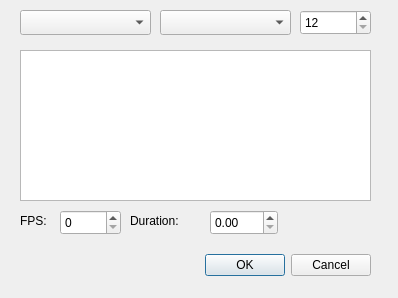
Qt form frameobjectdialog.ui (IENT/YUView) before a commit.
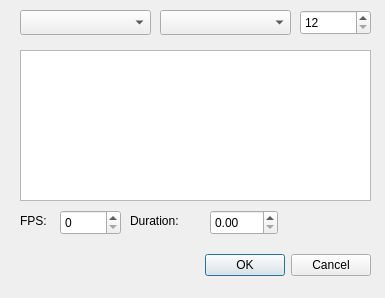
The same form after that commit.

Commit message: - text button now enabled

Patch:
```diff
--- a/frameobjectdialog.ui
+++ b/frameobjectdialog.ui
@@ -6,7 +6,7 @@
    <rect>
     <x>0</x>
     <y>0</y>
-    <width>398</width>
+    <width>385</width>
     <height>298</height>
    </rect>
   </property>
```
The commit also changes 1 other file.
